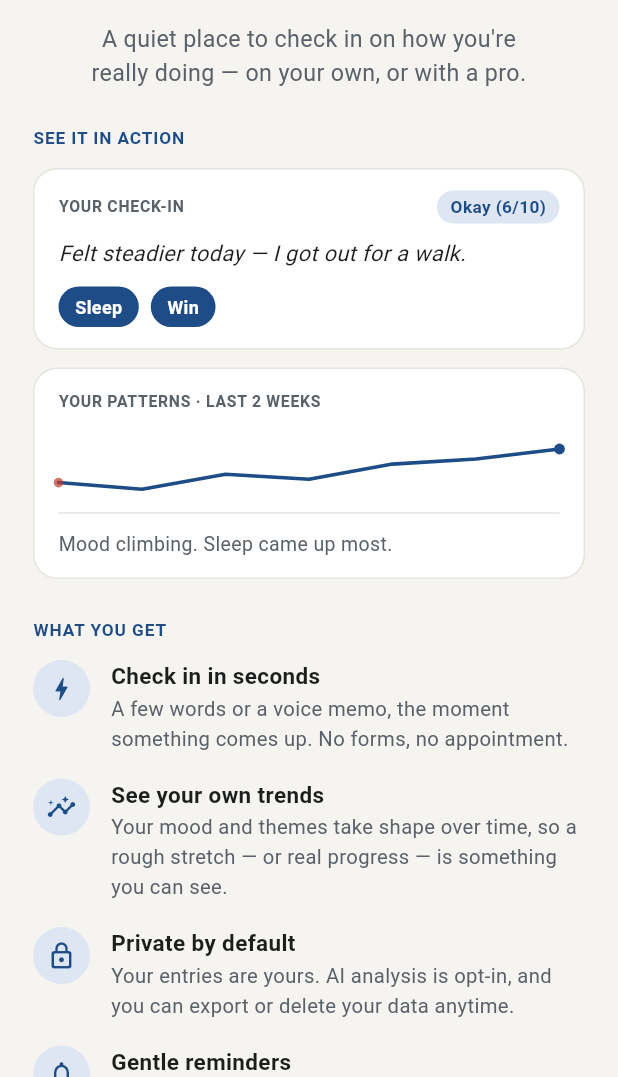
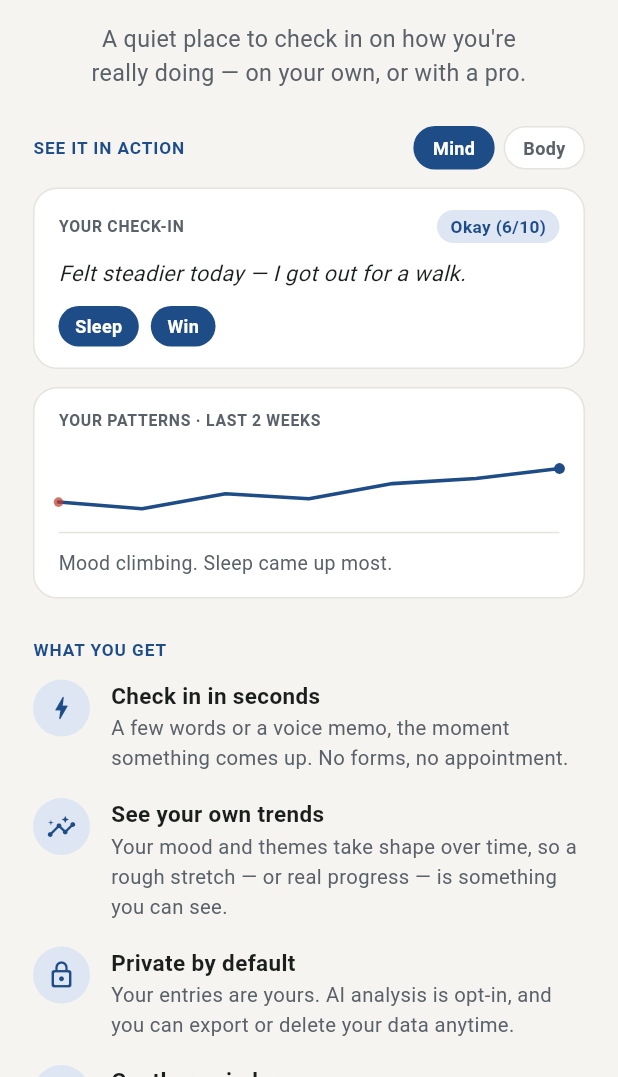
Before and after one commit to jojo11haz-droid/git-init, a Flutter app: the AboutScreen screen opened directly, on a phone screen of 412 x 824 dp, the part 159-1236 px from its top. Run offline on Flutter 3.47's test engine with Material 3 defaults, Android fonts, the phone set to English and light mode, and no system bars; our stand-ins replace flutter_secure_storage, image_picker; missing offline and left inert: health, record; accounts and stored records are empty.

Commit message:
Add a Mind/Body toggle to the app's product preview
Mirrors the website's individual Mind/Body story. The "See it in action"
preview now has a Mind/Body switch:
- Mind: a mood check-in + an improving mood sparkline
- Body: a pain check-in with the sore-knee body figure (reusing BodyMapView)
  and an easing-pain sparkline — showcasing the musculoskeletal side

Sparkline is parameterized (rises for mood, falls for pain). Bilingual.

flutter analyze: clean. Verified both states via a Flutter web build in a
headless browser.

Co-Authored-By: Claude Opus 4.8 <noreply@anthropic.com>
Claude-Session: https://claude.ai/code/session_01JZCBbRpdyzoSZcsw4a4Y8U

```diff
--- a/patient_app/lib/screens/about_screen.dart
+++ b/patient_app/lib/screens/about_screen.dart
@@ -2,6 +2,7 @@ import 'package:flutter/material.dart';
 import 'package:provider/provider.dart';
 
 import '../app_state.dart';
+import '../body_map.dart';
 import '../theme.dart';
 import 'plans_screen.dart';
 import 'welcome_screen.dart';
@@ -176,40 +177,118 @@ class AboutScreen extends StatelessWidget {
   }
 }
 
-class _PreviewSection extends StatelessWidget {
+class _PreviewSection extends StatefulWidget {
   const _PreviewSection({required this.fr});
   final bool fr;
 
   @override
+  State<_PreviewSection> createState() => _PreviewSectionState();
+}
+
+class _PreviewSectionState extends State<_PreviewSection> {
+  // Mirrors the website's individual Mind / Body story: mood on one side,
+  // pain recovery on the other.
+  String _focus = 'mind';
+
+  @override
   Widget build(BuildContext context) {
-    final entry = fr
-        ? 'Un peu plus stable aujourd\'hui — je suis sorti marcher.'
-        : 'Felt steadier today — I got out for a walk.';
-    final moodPill = fr ? 'Correct (6/10)' : 'Okay (6/10)';
-    final themes = fr ? ['Sommeil', 'Réussite'] : ['Sleep', 'Win'];
-    final trendCaption = fr
-        ? 'Humeur en hausse. Le sommeil est revenu le plus souvent.'
-        : 'Mood climbing. Sleep came up most.';
-
+    final fr = widget.fr;
+    final body = _focus == 'body';
     return Column(
       crossAxisAlignment: CrossAxisAlignment.start,
       children: [
-        Text((fr ? 'Voyez-le en action' : 'See it in action').toUpperCase(),
+        Row(
+          children: [
+            Expanded(
+              child: Text(
+                  (fr ? 'Voyez-le en action' : 'See it in action')
+                      .toUpperCase(),
                   style: const TextStyle(
                       fontSize: 11.5,
                       letterSpacing: 0.6,
                       fontWeight: FontWeight.w700,
                       color: BtwColors.moss)),
+            ),
+            _toggle(fr ? 'Esprit' : 'Mind', 'mind'),
+            const SizedBox(width: 6),
+            _toggle(fr ? 'Corps' : 'Body', 'body'),
+          ],
+        ),
         const SizedBox(height: 12),
-        // Check-in card
-        Container(
+        _checkinCard(fr, body),
+        const SizedBox(height: 12),
+        _trendCard(fr, body),
+      ],
+    );
+  }
+
+  Widget _toggle(String label, String value) {
+    final sel = _focus == value;
+    return GestureDetector(
+      onTap: () => setState(() => _focus = value),
+      child: Container(
+        padding: const EdgeInsets.symmetric(horizontal: 12, vertical: 5),
+        decoration: BoxDecoration(
+          color: sel ? BtwColors.moss : Colors.white,
+          borderRadius: BorderRadius.circular(100),
+          border: Border.all(color: sel ? BtwColors.moss : BtwColors.line),
+        ),
+        child: Text(label,
+            style: TextStyle(
+                fontSize: 12,
+                fontWeight: FontWeight.w600,
+                color: sel ? Colors.white : BtwColors.inkSoft)),
+      ),
+    );
+  }
+
+  Widget _cardShell({required Widget child}) => Container(
         decoration: BoxDecoration(
           color: Colors.white,
           borderRadius: BorderRadius.circular(16),
           border: Border.all(color: BtwColors.line),
         ),
         padding: const EdgeInsets.fromLTRB(16, 14, 16, 14),
-          child: Column(
+        child: child,
+      );
+
+  Widget _pill(String text) => Container(
+        padding: const EdgeInsets.symmetric(horizontal: 9, vertical: 3),
+        decoration: BoxDecoration(
+            color: BtwColors.mossLight,
+            borderRadius: BorderRadius.circular(100)),
+        child: Text(text,
+            style: const TextStyle(
+                fontSize: 11.5,
+                fontWeight: FontWeight.w600,
+                color: BtwColors.moss)),
+      );
+
+  Widget _chip(String text) => Container(
+        padding: const EdgeInsets.symmetric(horizontal: 11, vertical: 5),
+        decoration: BoxDecoration(
+            color: BtwColors.moss, borderRadius: BorderRadius.circular(100)),
+        child: Text(text,
+            style: const TextStyle(
+                fontSize: 12, fontWeight: FontWeight.w600, color: Colors.white)),
+      );
+
+  Widget _checkinCard(bool fr, bool body) {
+    final entry = body
+        ? (fr
+            ? 'Le genou s\'apaise — j\'ai monté les escaliers aujourd\'hui.'
+            : 'Knee\'s easing — I managed the stairs today.')
+        : (fr
+            ? 'Un peu plus stable aujourd\'hui — je suis sorti marcher.'
+            : 'Felt steadier today — I got out for a walk.');
+    final pill = body
+        ? (fr ? 'Genou · 4/10' : 'Knee · 4/10')
+        : (fr ? 'Correct (6/10)' : 'Okay (6/10)');
+    final chips = body
+        ? (fr ? ['Genou', 'Mobilité'] : ['Knee', 'Mobility'])
+        : (fr ? ['Sommeil', 'Réussite'] : ['Sleep', 'Win']);
+
+    final left = Column(
       crossAxisAlignment: CrossAxisAlignment.start,
       children: [
         Row(
@@ -221,18 +300,7 @@ class _PreviewSection extends StatelessWidget {
                     fontWeight: FontWeight.w700,
                     color: BtwColors.inkSoft)),
             const Spacer(),
-                  Container(
-                    padding:
-                        const EdgeInsets.symmetric(horizontal: 9, vertical: 3),
-                    decoration: BoxDecoration(
-                        color: BtwColors.mossLight,
-                        borderRadius: BorderRadius.circular(100)),
-                    child: Text(moodPill,
-                        style: const TextStyle(
-                            fontSize: 11.5,
-                            fontWeight: FontWeight.w600,
-                            color: BtwColors.moss)),
-                  ),
+            _pill(pill),
           ],
         ),
         const SizedBox(height: 10),
@@ -243,42 +311,44 @@ class _PreviewSection extends StatelessWidget {
                 color: BtwColors.ink,
                 fontStyle: FontStyle.italic)),
         const SizedBox(height: 12),
-              Row(
+        Row(children: [for (final c in chips) Padding(padding: const EdgeInsets.only(right: 8), child: _chip(c))]),
+      ],
+    );
+
+    if (!body) return _cardShell(child: left);
+    // Body: show a small sore-knee figure beside the words.
+    return _cardShell(
+      child: Row(
+        crossAxisAlignment: CrossAxisAlignment.start,
         children: [
-                  for (final t in themes)
-                    Padding(
-                      padding: const EdgeInsets.only(right: 8),
-                      child: Container(
-                        padding: const EdgeInsets.symmetric(
-                            horizontal: 11, vertical: 5),
-                        decoration: BoxDecoration(
-                            color: BtwColors.moss,
-                            borderRadius: BorderRadius.circular(100)),
-                        child: Text(t,
-                            style: const TextStyle(
-                                fontSize: 12,
-                                fontWeight: FontWeight.w600,
-                                color: Colors.white)),
-                      ),
-                    ),
+          Expanded(child: left),
+          const SizedBox(width: 10),
+          const BodyMapView(map: {'front:r_knee': 4}, width: 46),
         ],
       ),
-            ],
-          ),
-        ),
-        const SizedBox(height: 12),
-        // Trend card
-        Container(
-          decoration: BoxDecoration(
-            color: Colors.white,
-            borderRadius: BorderRadius.circular(16),
-            border: Border.all(color: BtwColors.line),
-          ),
-          padding: const EdgeInsets.fromLTRB(16, 14, 16, 14),
+    );
+  }
+
+  Widget _trendCard(bool fr, bool body) {
+    final label = body
+        ? (fr ? 'DOULEUR · 2 DERNIÈRES SEMAINES' : 'PAIN · LAST 2 WEEKS')
+        : (fr ? 'VOS TENDANCES · 2 DERNIÈRES SEMAINES' : 'YOUR PATTERNS · LAST 2 WEEKS');
+    final caption = body
+        ? (fr
+            ? 'Douleur en baisse. Le genou est revenu le plus souvent.'
+            : 'Pain easing. Knee came up most.')
+        : (fr
+            ? 'Humeur en hausse. Le sommeil est revenu le plus souvent.'
+            : 'Mood climbing. Sleep came up most.');
+    // Mind = improving mood (line rises). Body = easing pain (line falls).
+    final pts = body
+        ? const [0.25, 0.30, 0.40, 0.38, 0.55, 0.62, 0.78]
+        : const [0.62, 0.70, 0.52, 0.58, 0.40, 0.34, 0.22];
+    return _cardShell(
       child: Column(
         crossAxisAlignment: CrossAxisAlignment.start,
         children: [
-              Text(fr ? 'VOS TENDANCES · 2 DERNIÈRES SEMAINES' : 'YOUR PATTERNS · LAST 2 WEEKS',
+          Text(label,
               style: const TextStyle(
                   fontSize: 10.5,
                   letterSpacing: 0.5,
@@ -288,25 +358,26 @@ class _PreviewSection extends StatelessWidget {
           SizedBox(
             height: 56,
             width: double.infinity,
-                child: CustomPaint(painter: _SparkPainter()),
+            child: CustomPaint(painter: _SparkPainter(pts)),
           ),
           const SizedBox(height: 10),
-              Text(trendCaption,
+          Text(caption,
               style: const TextStyle(
                   fontSize: 13, height: 1.4, color: BtwColors.inkSoft)),
         ],
       ),
-        ),
-      ],
     );
   }
 }
 
-/// A small upward mood sparkline for the preview (illustrative, not real data).
+/// A small sparkline for the preview (illustrative, not real data). Starts on a
+/// rough note (clay dot) and ends on a better one (moss dot).
 class _SparkPainter extends CustomPainter {
+  _SparkPainter(this.pts);
+  final List<double> pts;
+
   @override
   void paint(Canvas canvas, Size size) {
-    final pts = <double>[0.62, 0.70, 0.52, 0.58, 0.40, 0.34, 0.22];
     final dx = size.width / (pts.length - 1);
     final path = Path();
     final coords = <Offset>[];
@@ -341,7 +412,8 @@ class _SparkPainter extends CustomPainter {
   }
 
   @override
-  bool shouldRepaint(covariant _SparkPainter oldDelegate) => false;
+  bool shouldRepaint(covariant _SparkPainter oldDelegate) =>
+      oldDelegate.pts != pts;
 }
 
 class _Feature extends StatelessWidget {
```
Lines whose indentation alone changed are shown as unchanged.
